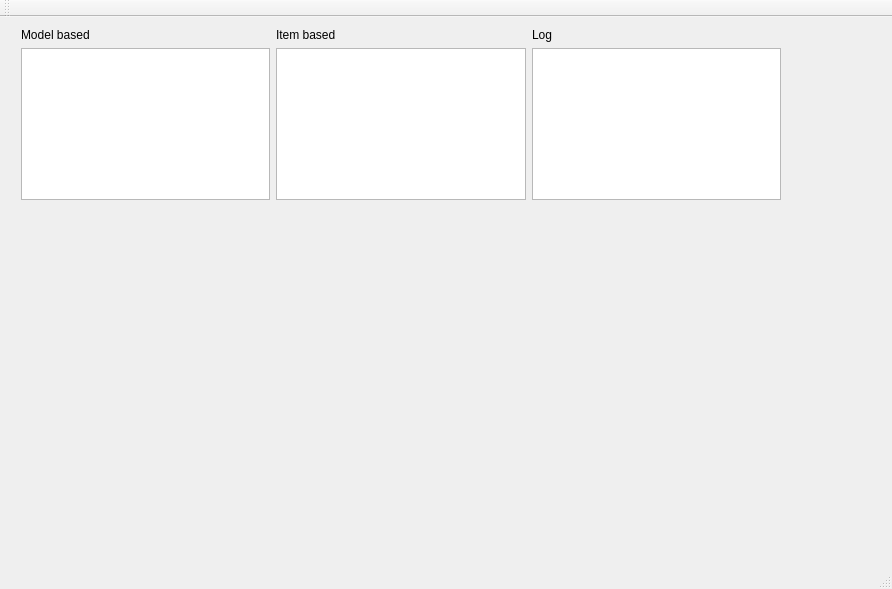
Above: mainwindow.ui from stlfatboy/diff_gui before the change. Below: the same form after it.
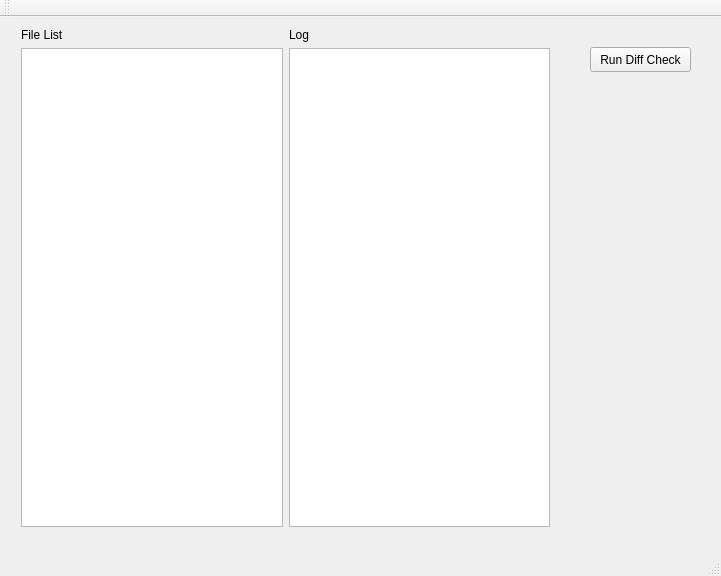
That is the form after the change.

Commit message: Add Load Button and Cleanup

```diff
--- a/mainwindow.ui
+++ b/mainwindow.ui
@@ -6,8 +6,8 @@
    <rect>
     <x>0</x>
     <y>0</y>
-    <width>892</width>
-    <height>589</height>
+    <width>721</width>
+    <height>576</height>
    </rect>
   </property>
   <property name="windowTitle">
@@ -19,22 +19,15 @@
      <rect>
       <x>10</x>
       <y>0</y>
-      <width>782</width>
-      <height>194</height>
+      <width>551</width>
+      <height>521</height>
      </rect>
     </property>
     <layout class="QGridLayout" name="gridLayout">
-     <item row="1" column="0">
-      <widget class="QListView" name="Filelistview">
-       <property name="selectionMode">
-        <enum>QAbstractItemView::NoSelection</enum>
-       </property>
-      </widget>
-     </item>
-     <item row="1" column="2">
-      <widget class="QPlainTextEdit" name="LogText"/>
-     </item>
      <item row="1" column="1">
+      <widget class="QPlainTextEdit" name="LogText"/>
+     </item>
+     <item row="1" column="0">
       <widget class="QListWidget" name="Filelistwidget">
        <property name="resizeMode">
         <enum>QListView::Fixed</enum>
@@ -42,20 +35,13 @@
       </widget>
      </item>
      <item row="0" column="0">
-      <widget class="QLabel" name="label">
-       <property name="text">
-        <string>Model based</string>
-       </property>
-      </widget>
-     </item>
-     <item row="0" column="1">
       <widget class="QLabel" name="label_2">
        <property name="text">
-        <string>Item based</string>
+        <string>File List</string>
        </property>
       </widget>
      </item>
-     <item row="0" column="2">
+     <item row="0" column="1">
       <widget class="QLabel" name="label_3">
        <property name="text">
         <string>Log</string>
@@ -64,6 +50,19 @@
      </item>
     </layout>
    </widget>
+   <widget class="QPushButton" name="pushButton">
+    <property name="geometry">
+     <rect>
+      <x>590</x>
+      <y>30</y>
+      <width>101</width>
+      <height>25</height>
+     </rect>
+    </property>
+    <property name="text">
+     <string>Run Diff Check</string>
+    </property>
+   </widget>
   </widget>
   <widget class="QMenuBar" name="menuBar">
    <property name="geometry">
```
Left out of the diff: 2 changed lines with no effect on the pictures. The commit also changes 2 other files.
